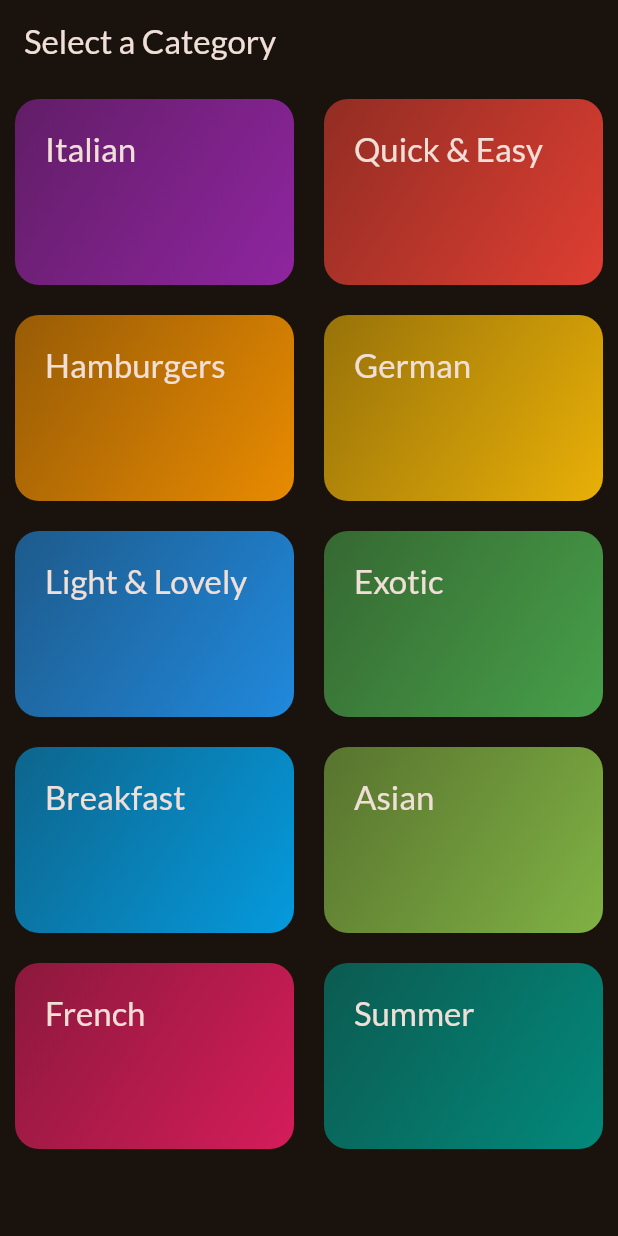
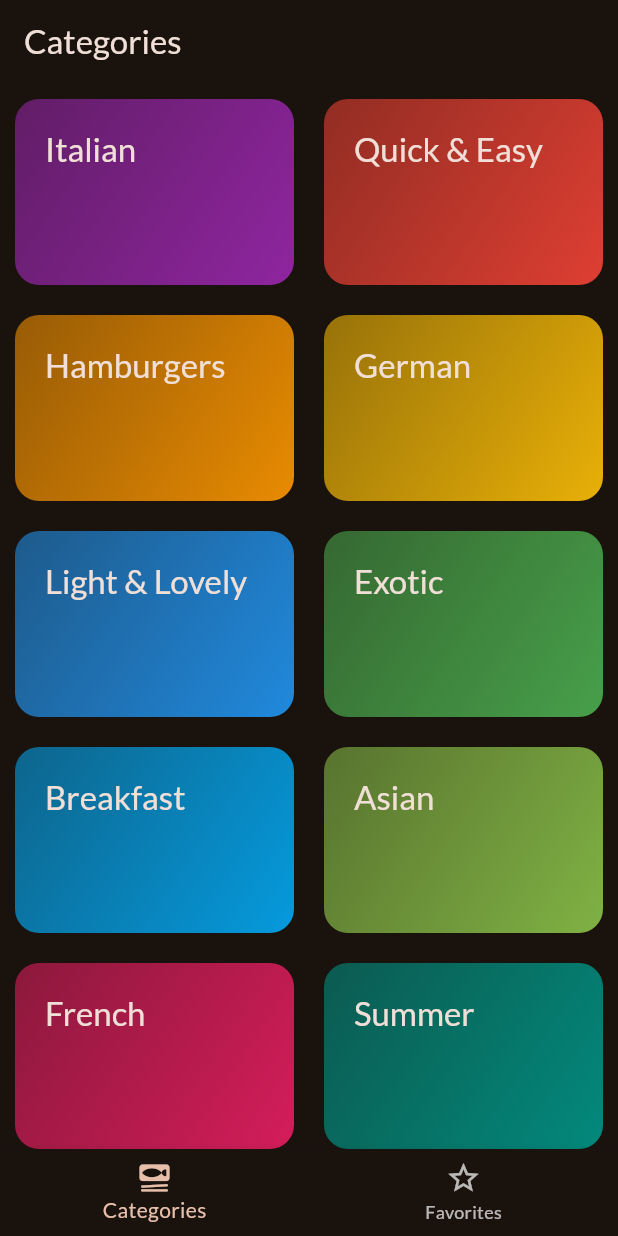
Before and after one commit to Rithik1611/cookbook_app, a Flutter app: the screen it shows after launch, on a phone screen of 412 x 824 dp. Run offline on Flutter 3.47's test engine with Material 3 defaults, Android fonts, the phone set to English and light mode, and no system bars; our stand-ins replace google_fonts, transparent_image.

```diff
--- a/lib/categories.dart
+++ b/lib/categories.dart
@@ -7,12 +7,7 @@ class Categories extends StatelessWidget {
 
   @override
   Widget build(BuildContext context) {
-    return Scaffold(
-      appBar: AppBar(
-        title: const Text('Select a Category'),
-        centerTitle: false,
-      ),
-      body: GridView(
+    return GridView(
       padding: const EdgeInsets.all(10),
       gridDelegate: const SliverGridDelegateWithFixedCrossAxisCount(
         crossAxisCount: 2,
@@ -23,7 +18,6 @@ class Categories extends StatelessWidget {
       children: [
         for (final i in availableCategories) CategoryGridItem(category: i)
       ],
-      ),
     );
   }
 }
--- a/lib/main.dart
+++ b/lib/main.dart
@@ -1,4 +1,4 @@
-import 'package:cookbook/categories.dart';
+import 'package:cookbook/tabs.dart';
 import 'package:flutter/material.dart';
 import 'package:google_fonts/google_fonts.dart';
 
@@ -23,7 +23,7 @@ class App extends StatelessWidget {
     return MaterialApp(
       debugShowCheckedModeBanner: false,
       theme: theme,
-      home: const Categories(),
+      home: const Tabs(),
     );
   }
 }
--- a/lib/meals_item.dart
+++ b/lib/meals_item.dart
@@ -1,4 +1,5 @@
 import 'package:cookbook/meal.dart';
+import 'package:cookbook/meal_description.dart';
 import 'package:cookbook/meal_itemtrait.dart';
 import 'package:flutter/material.dart';
 import 'package:transparent_image/transparent_image.dart';
@@ -26,6 +27,9 @@ class MealsItem extends StatelessWidget {
       clipBehavior: Clip.hardEdge,
       elevation: 2,
       child: InkWell(
+        onTap: () => Navigator.of(context).push(MaterialPageRoute(
+          builder: (context) => MealDescription(meal: meal),
+        )),
         child: Stack(
           children: [
             FadeInImage(
@@ -57,6 +61,7 @@ class MealsItem extends StatelessWidget {
                       height: 12,
                     ),
                     Row(
+                      mainAxisAlignment: MainAxisAlignment.center,
                       children: [
                         MealItemtrait(
                             icon: Icons.schedule,
--- a/lib/meals_screen.dart
+++ b/lib/meals_screen.dart
@@ -3,17 +3,23 @@ import 'package:cookbook/meals_item.dart';
 import 'package:flutter/material.dart';
 
 class MealsScreen extends StatelessWidget {
-  const MealsScreen({super.key, required this.title, required this.meals});
+  const MealsScreen({super.key, this.title, required this.meals});
 
-  final String title;
+  final String? title;
   final List<Meal> meals;
 
   @override
   Widget build(BuildContext context) {
+    if (title == null) {
+      return ListView.builder(
+          itemCount: meals.length,
+          itemBuilder: (context, index) => MealsItem(meal: meals[index]));
+    }
+
     return MaterialApp(
       home: Scaffold(
         appBar: AppBar(
-          title: Text(title),
+          title: Text(title!),
           centerTitle: false,
         ),
         body: ListView.builder(
--- /dev/null
+++ b/lib/tabs.dart
@@ -0,0 +1,48 @@
+import 'package:cookbook/categories.dart';
+import 'package:cookbook/meals_screen.dart';
+import 'package:flutter/material.dart';
+
+class Tabs extends StatefulWidget {
+  const Tabs({super.key});
+
+  @override
+  State<Tabs> createState() => _TabsState();
+}
+
+class _TabsState extends State<Tabs> {
+  int _selectedIndex = 0;
+
+  void _onSelectIndex(int index) {
+    setState(() {
+      _selectedIndex = index;
+    });
+  }
+
+  @override
+  Widget build(BuildContext context) {
+    Widget activeScreen = const Categories();
+    var pagetitle = "Categories";
+
+    if (_selectedIndex == 1) {
+      activeScreen = const MealsScreen(meals: []);
+      pagetitle = "Favorites";
+    }
+
+    return Scaffold(
+      appBar: AppBar(
+        title: Text(pagetitle),
+        centerTitle: false,
+      ),
+      body: activeScreen,
+      bottomNavigationBar: BottomNavigationBar(
+          onTap: _onSelectIndex,
+          currentIndex: _selectedIndex,
+          items: const [
+            BottomNavigationBarItem(
+                label: 'Categories', icon: Icon(Icons.set_meal_rounded)),
+            BottomNavigationBarItem(
+                label: 'Favorites', icon: Icon(Icons.star_border_outlined))
+          ]),
+    );
+  }
+}
```
Also changed, not shown: lib/meal_description.dart (added, +67 -0 lines), lib/txt.dart (added). Lines whose indentation alone changed are shown as unchanged.
